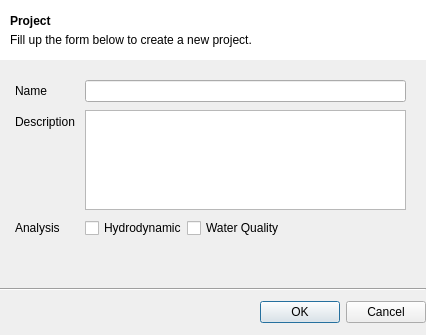
Before: the Qt Designer form src/ui/new_project_dialog.ui in IPH-ECO/iph-eco-gui, drawn with Qt 5.
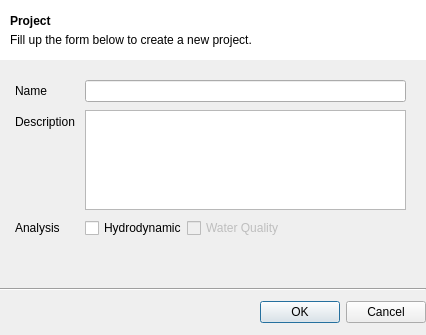
After: the same form once the commit is applied.

```diff
--- a/src/ui/new_project_dialog.ui
+++ b/src/ui/new_project_dialog.ui
@@ -168,6 +168,9 @@
         </item>
         <item>
          <widget class="QCheckBox" name="cbxWaterQuality">
+          <property name="enabled">
+           <bool>false</bool>
+          </property>
           <property name="text">
            <string>Water Quality</string>
           </property>
```
